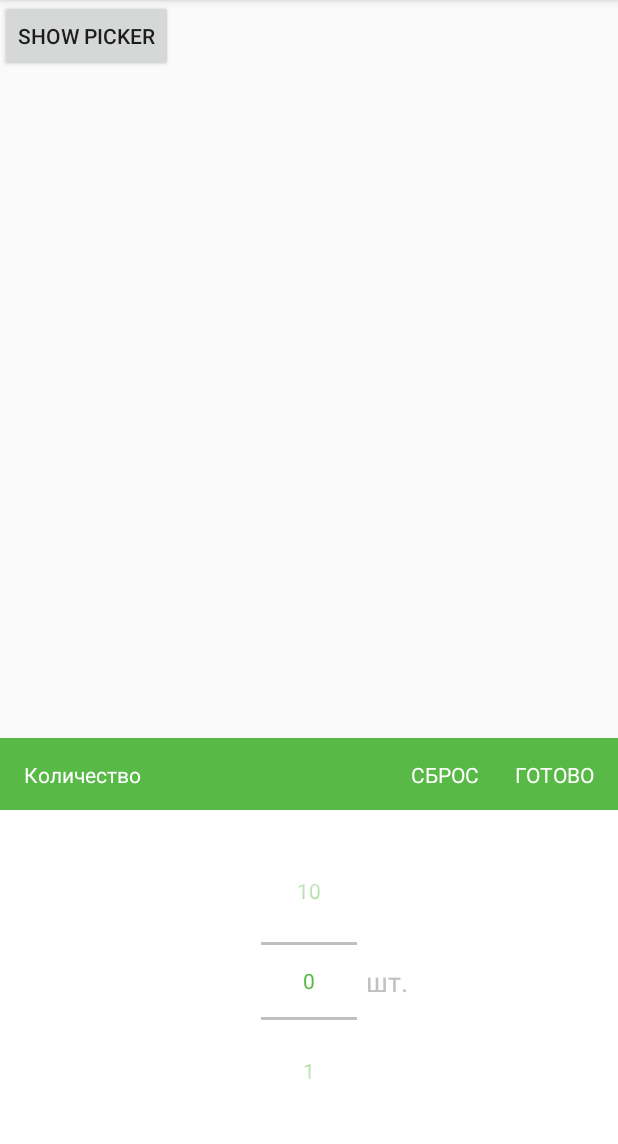
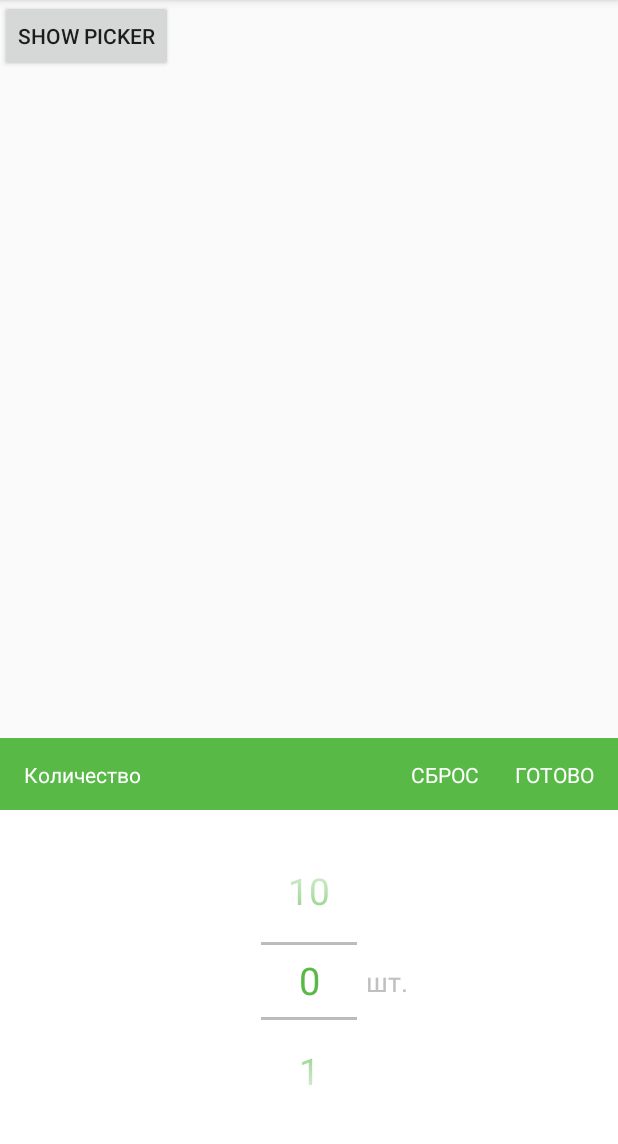
Before and after one commit to illiaNaumov/NumberPickerDialog, an Android app: the screen it shows after launch (MainActivity), after a tap on "SHOW PICKER", on a phone screen of 412 x 824 dp, the part 84-1228 px from its top. Run offline under Robolectric (Android 15) with nearby library versions, the phone set to English and light mode, and no system bars.

Commit message:
ColoredNumberPicker was implemented

```diff
--- /dev/null
+++ b/app/src/main/java/com/il_mov/numberpickerdialog/ColoredNumberPicker.kt
@@ -0,0 +1,50 @@
+package com.il_mov.numberpickerdialog
+
+import android.content.Context
+import android.graphics.Color
+import android.util.AttributeSet
+import android.view.View
+import android.view.ViewGroup
+import android.widget.EditText
+import android.widget.NumberPicker
+
+class ColoredNumberPicker : NumberPicker {
+
+    constructor(context: Context?) : super(context)
+
+    constructor(context: Context?, attrs: AttributeSet?) : super(context, attrs)
+
+    constructor(context: Context?, attrs: AttributeSet?, defStyleAttr: Int) : super(context, attrs, defStyleAttr)
+
+    override fun addView(child: View?) {
+        super.addView(child)
+        updateView(child)
+    }
+
+    override fun addView(child: View?, index: Int) {
+        super.addView(child, index)
+        updateView(child)
+    }
+
+    override fun addView(child: View?, width: Int, height: Int) {
+        super.addView(child, width, height)
+        updateView(child)
+    }
+
+    override fun addView(child: View?, params: ViewGroup.LayoutParams?) {
+        super.addView(child, params)
+        updateView(child)
+    }
+
+    override fun addView(child: View?, index: Int, params: ViewGroup.LayoutParams?) {
+        super.addView(child, index, params)
+        updateView(child)
+    }
+
+    private fun updateView(view: View?) {
+        if (view is EditText) {
+            view.textSize = 25f
+            view.setTextColor(Color.parseColor("#58b947"))
+        }
+    }
+}
--- a/app/src/main/java/com/il_mov/numberpickerdialog/MainActivity.kt
+++ b/app/src/main/java/com/il_mov/numberpickerdialog/MainActivity.kt
@@ -20,7 +20,6 @@ class MainActivity : AppCompatActivity() {
         super.onCreate(savedInstanceState)
         setContentView(R.layout.activity_main)
 
-        setNumberPickerTextColor(numberPicker, Color.parseColor("#58b947"))
         setDividerColor(numberPicker, Color.parseColor("#b7b7b7"))
         numberPicker.maxValue = 10
 
@@ -39,31 +38,6 @@ class MainActivity : AppCompatActivity() {
         } else {
             bottomSheetBehavior.state = BottomSheetBehavior.STATE_EXPANDED
         }
-    }
-
-    private fun setNumberPickerTextColor(numberPicker: NumberPicker, color: Int): Boolean {
-        val count = numberPicker.childCount
-        for (i in 0 until count) {
-            val child = numberPicker.getChildAt(i)
-            if (child is EditText) {
-                try {
-                    val selectorWheelPaintField = numberPicker.javaClass
-                            .getDeclaredField("mSelectorWheelPaint")
-                    selectorWheelPaintField.isAccessible = true
-                    (selectorWheelPaintField.get(numberPicker) as Paint).color = color
-                    child.setTextColor(color)
-                    numberPicker.invalidate()
-                    return true
-                } catch (e: NoSuchFieldException) {
-                    Log.w("setNumberPickrTextColor", e)
-                } catch (e: IllegalAccessException) {
-                    Log.w("setNumberPickrTextColor", e)
-                } catch (e: IllegalArgumentException) {
-                    Log.w("setNumberPickrTextColor", e)
-                }
-            }
-        }
-        return false
     }
 
     private fun setDividerColor(picker: NumberPicker, color: Int) {
--- a/app/src/main/res/layout/dialog_number_picker.xml
+++ b/app/src/main/res/layout/dialog_number_picker.xml
@@ -54,7 +54,7 @@
         app:layout_constraintEnd_toEndOf="@+id/controlPanelView"
         app:layout_constraintTop_toTopOf="@+id/controlPanelView" />
 
-    <NumberPicker
+    <com.il_mov.numberpickerdialog.ColoredNumberPicker
         android:id="@+id/numberPicker"
         android:layout_width="wrap_content"
         android:layout_height="180dp"
@@ -65,7 +65,8 @@
         app:layout_constraintBottom_toBottomOf="parent"
         app:layout_constraintEnd_toEndOf="parent"
         app:layout_constraintStart_toStartOf="parent"
-        app:layout_constraintTop_toBottomOf="@+id/controlPanelView" />
+        app:layout_constraintTop_toBottomOf="@+id/controlPanelView"
+        />
 
     <TextView
         android:id="@+id/textView"
```
